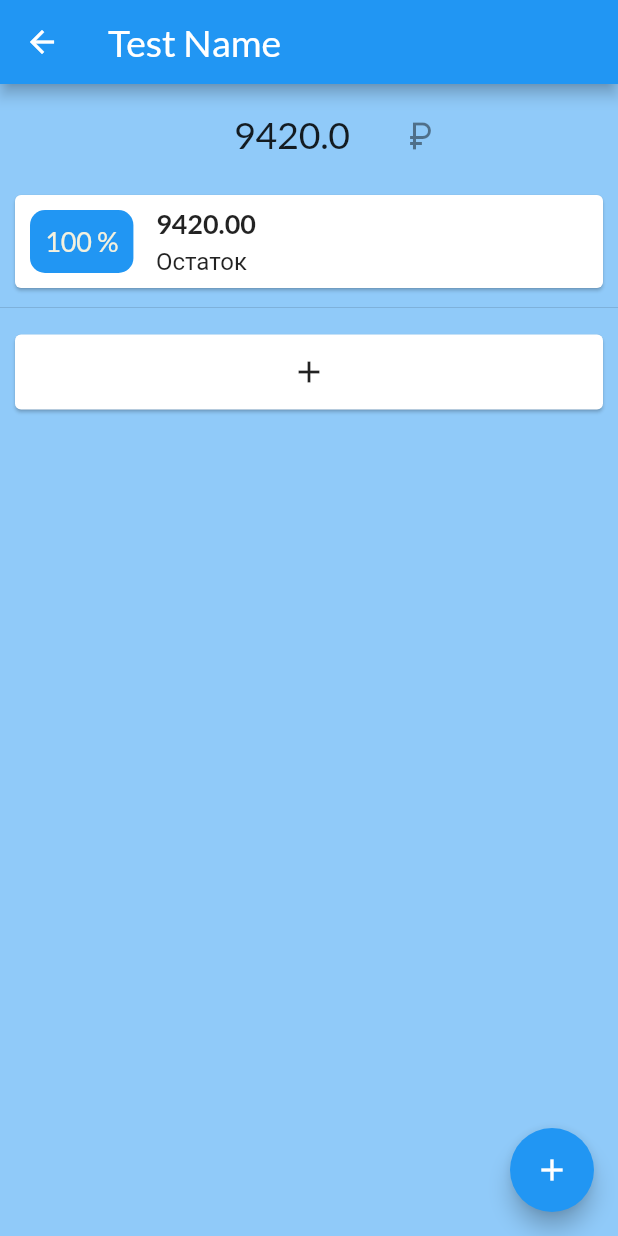
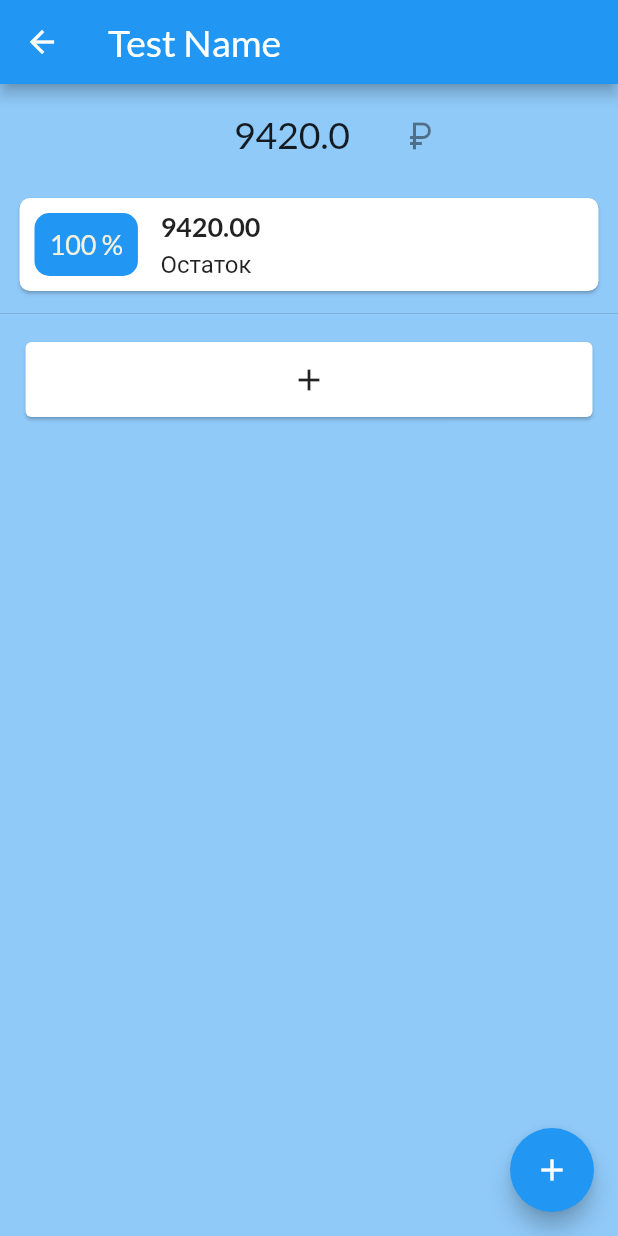
Before and after one commit to zirg41/potty, a Flutter app: the screen it shows after launch, after a tap on "Создать", after a tap on "Test Name", on a phone screen of 412 x 824 dp. Run offline on Flutter 3.47's test engine with Material 2 defaults, Android fonts, the light colour scheme and no system bars; our stand-ins replace auto_route, bloc, dartz, equatable, flutter_bloc, get_it and 4 more; accounts and stored records are empty.

Commit message:
themeing

```diff
--- a/lib/features/potties_manager/presentation/pages/concrete_pot_set_overview_page/widgets/add_pot_button.dart
+++ b/lib/features/potties_manager/presentation/pages/concrete_pot_set_overview_page/widgets/add_pot_button.dart
@@ -1,5 +1,6 @@
 import 'package:flutter/material.dart';
 import 'package:flutter_bloc/flutter_bloc.dart';
+import 'package:potty/features/potties_manager/presentation/pages/pot_sets_overview_page/widgets/pot_set_item.dart';
 
 import '../../../bloc/pots_actor/pots_bloc.dart';
 
@@ -24,8 +25,9 @@ class AddPotButton extends StatelessWidget {
               name: 'test pot'),
         );
       },
+      child: Padding(
+        padding: itemsPadding,
         child: Card(
-        margin: const EdgeInsets.symmetric(vertical: 10, horizontal: 10),
           color: contextTheme.colorScheme.surface,
           child: const SizedBox(
             height: 50,
@@ -34,6 +36,7 @@ class AddPotButton extends StatelessWidget {
             ),
           ),
         ),
+      ),
     );
   }
 }
--- a/lib/features/potties_manager/presentation/pages/concrete_pot_set_overview_page/widgets/unallocated_pot.dart
+++ b/lib/features/potties_manager/presentation/pages/concrete_pot_set_overview_page/widgets/unallocated_pot.dart
@@ -1,4 +1,5 @@
 import 'package:flutter/material.dart';
+import 'package:potty/features/potties_manager/presentation/pages/pot_sets_overview_page/widgets/pot_set_item.dart';
 
 class UnallocatedPot extends StatelessWidget {
   final double percent;
@@ -22,7 +23,8 @@ class UnallocatedPot extends StatelessWidget {
         }
       },
       child: Card(
-        margin: const EdgeInsets.symmetric(vertical: 5, horizontal: 10),
+        shape: RoundedRectangleBorder(borderRadius: BorderRadius.circular(7)),
+        margin: itemsPadding,
         color: contextTheme.colorScheme.surface,
         child: Row(
           mainAxisAlignment: MainAxisAlignment.spaceBetween,
--- a/lib/features/potties_manager/presentation/pages/pot_sets_overview_page/widgets/pot_set_item.dart
+++ b/lib/features/potties_manager/presentation/pages/pot_sets_overview_page/widgets/pot_set_item.dart
@@ -6,6 +6,8 @@ import '../../../../../../global/misc.dart';
 import '../../../../domain/entities/pot_set.dart';
 import '../../../bloc/pots_actor/pots_bloc.dart';
 import '../../../routes/router.gr.dart';
+
+const itemsPadding = EdgeInsets.symmetric(vertical: 7, horizontal: 13);
 
 class PotSetItem extends StatelessWidget {
   final PotSet potset;
@@ -22,9 +24,10 @@ class PotSetItem extends StatelessWidget {
       onTap: () {
         context.pushRoute(ConcretePotSetOverviewRoute(potSetId: potset.id));
       },
+      child: Padding(
+        padding: itemsPadding,
         child: Card(
           color: themeData.colorScheme.surface,
-        margin: const EdgeInsets.all(10),
           child: Column(
             children: [
               ListTile(
@@ -62,15 +65,19 @@ class PotSetItem extends StatelessWidget {
                             onPressed: () {
                               Navigator.of(context).pop(false);
                             },
-                          child: const Text("Нет"),
+                            child: Text(
+                              "Нет",
+                              style: themeData.textTheme.bodyMedium,
+                            ),
                           ),
                           TextButton(
                             onPressed: () {
                               Navigator.of(context).pop(true);
                             },
-                          child: const Text(
+                            child: Text(
                               "Да",
-                            style: TextStyle(color: Colors.red),
+                              style: themeData.textTheme.bodyMedium!
+                                  .copyWith(color: themeData.colorScheme.error),
                             ),
                           ),
                         ],
@@ -86,6 +93,7 @@ class PotSetItem extends StatelessWidget {
             ],
           ),
         ),
+      ),
     );
   }
 }
--- a/lib/global/theme/app_themes.dart
+++ b/lib/global/theme/app_themes.dart
@@ -29,10 +29,11 @@ final appThemeData = {
     colorScheme: const ColorScheme.dark().copyWith(
       secondary: pottyPalette['Charcoal'],
       onSecondary: Colors.white70,
-      primary: darkThemePalette['darkblue'],
+      primary: Color.fromARGB(255, 75, 75, 75),
       surface: const Color.fromARGB(255, 43, 43, 43),
       background: const Color(0xFF121212),
       tertiary: const Color.fromARGB(255, 203, 122, 60),
+      error: Colors.red,
     ),
   ),
 };
```
Also changed, not shown: lib/features/potties_manager/presentation/pages/concrete_pot_set_overview_page/widgets/pot_item.dart (+14 -11 lines). Lines whose indentation alone changed are shown as unchanged.
